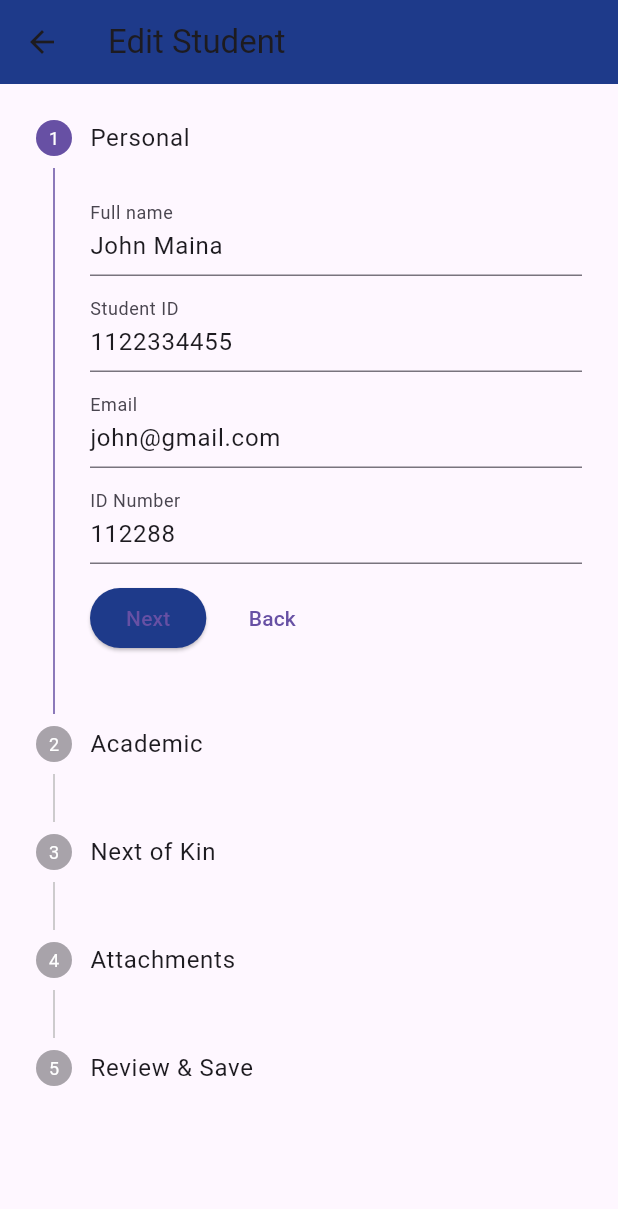
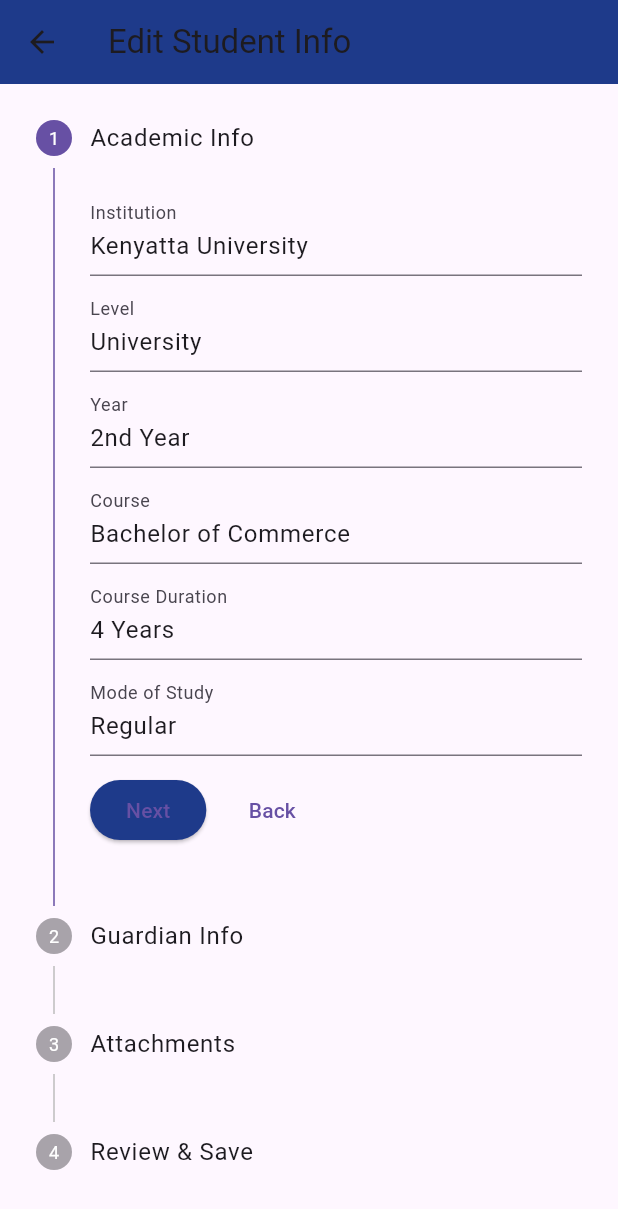
Before and after one commit to JMakoti/bursaconnect, a Flutter app: the Profile screen opened directly, after a tap on the "edit" icon, on a phone screen of 412 x 824 dp. Shown: the top 1209 px of the screen. Run offline on Flutter 3.47's test engine with Material 3 defaults, Android fonts, the phone set to English and light mode, and no system bars; our stand-ins replace cloud_firestore, firebase_auth, firebase_core, fluttertoast, image_picker, local_auth and 1 more; missing offline and left inert: local_auth_android, local_auth_darwin; accounts and stored records are empty.

Commit message:
fix : adjust user model

```diff
--- a/lib/Users/Screens/Profile/edit_profile.dart
+++ b/lib/Users/Screens/Profile/edit_profile.dart
@@ -1,9 +1,7 @@
-
-
 import 'package:flutter/material.dart';
 import '../../../core/colors/colors.dart';
-// import '../../Data/mock_student.dart';
 import '../../Models/student.dart';
+import '../../Services/profile_service.dart';
 
 class EditStudentStepperPage extends StatefulWidget {
   final Student initialStudent;
@@ -14,16 +12,10 @@ class EditStudentStepperPage extends StatefulWidget {
 }
 
 class _EditStudentStepperPageState extends State<EditStudentStepperPage> {
-  final _formKeys = List.generate(6, (_) => GlobalKey<FormState>());
+  final _formKeys = List.generate(4, (_) => GlobalKey<FormState>());
   int _currentStep = 0;
 
-  // controllers for personal
-  late TextEditingController _nameCtrl;
-  late TextEditingController _studentIdCtrl;
-  late TextEditingController _emailCtrl;
-  late TextEditingController _idNumberCtrl;
-
-  // controllers for academic
+  // Academic info controllers
   late TextEditingController _institutionCtrl;
   late TextEditingController _levelCtrl;
   late TextEditingController _yearCtrl;
@@ -31,16 +23,11 @@ class _EditStudentStepperPageState extends State<EditStudentStepperPage> {
   late TextEditingController _courseDurationCtrl;
   late TextEditingController _modeCtrl;
 
-  // next of kin
+  // Guardian info
   late TextEditingController _guardianNameCtrl;
   late TextEditingController _guardianPhoneCtrl;
 
-  // bursary
-  late TextEditingController _amountRequestedCtrl;
-  late TextEditingController _amountReceivedCtrl;
-  String _bursaryStatus = 'Pending';
-
-  // attachments: work on a mutable copy
+  // Attachments
   late List<Attachment> _attachments;
 
   @override
@@ -48,11 +35,7 @@ class _EditStudentStepperPageState extends State<EditStudentStepperPage> {
     super.initState();
     final s = widget.initialStudent;
 
-    _nameCtrl = TextEditingController(text: s.fullName);
-    _studentIdCtrl = TextEditingController(text: s.studentId);
-    _emailCtrl = TextEditingController(text: s.email);
-    _idNumberCtrl = TextEditingController(text: s.idNumber);
-
+    // Preload academic fields
     final edu = s.educationInfo;
     _institutionCtrl = TextEditingController(text: edu.institution);
     _levelCtrl = TextEditingController(text: edu.level);
@@ -61,26 +44,16 @@ class _EditStudentStepperPageState extends State<EditStudentStepperPage> {
     _courseDurationCtrl = TextEditingController(text: edu.courseDuration);
     _modeCtrl = TextEditingController(text: edu.modeOfStudy);
 
-    _guardianNameCtrl = TextEditingController(text: s.educationInfo == null ? '' : s.fullName); // fallback (if you have guardian fields in Student add them)
-    // If your Student model has guardian fields, replace the above with correct fields.
-    // For this code base, we didn't store guardian in Student; if you do, wire it here.
-    _guardianNameCtrl = TextEditingController(text: (s is dynamic && (s.guardianName ?? '') != '' ) ? s.guardianName ?? '' : '');
-    _guardianPhoneCtrl = TextEditingController(text: (s is dynamic && (s.guardianPhone ?? '') != '' ) ? s.guardianPhone ?? '' : '');
+    // Preload guardian
+    _guardianNameCtrl = TextEditingController(text: s.guardianName ?? '');
+    _guardianPhoneCtrl = TextEditingController(text: s.guardianPhone ?? '');
 
-    final b = s.bursaryInfo;
-    _amountRequestedCtrl = TextEditingController(text: b.amountRequested.toStringAsFixed(0));
-    _amountReceivedCtrl = TextEditingController(text: b.amountReceived.toStringAsFixed(0));
-    _bursaryStatus = b.status;
-
+    // Preload attachments
     _attachments = List.from(s.attachments);
   }
 
   @override
   void dispose() {
-    _nameCtrl.dispose();
-    _studentIdCtrl.dispose();
-    _emailCtrl.dispose();
-    _idNumberCtrl.dispose();
     _institutionCtrl.dispose();
     _levelCtrl.dispose();
     _yearCtrl.dispose();
@@ -89,22 +62,10 @@ class _EditStudentStepperPageState extends State<EditStudentStepperPage> {
     _modeCtrl.dispose();
     _guardianNameCtrl.dispose();
     _guardianPhoneCtrl.dispose();
-    _amountRequestedCtrl.dispose();
-    _amountReceivedCtrl.dispose();
     super.dispose();
   }
 
-  Color _statusToColor(String status) {
-    switch (status.toLowerCase()) {
-      case 'approved':
-        return Colors.green;
-      case 'rejected':
-        return Colors.red;
-      default:
-        return Colors.orangeAccent;
-    }
-  }
-
+  /// Add new attachment
   void _addAttachmentDialog() {
     final nameCtrl = TextEditingController();
     final fileTypeCtrl = TextEditingController();
@@ -116,18 +77,33 @@ class _EditStudentStepperPageState extends State<EditStudentStepperPage> {
         content: Column(
           mainAxisSize: MainAxisSize.min,
           children: [
-            TextField(controller: nameCtrl, decoration: const InputDecoration(labelText: 'File name')),
-            TextField(controller: fileTypeCtrl, decoration: const InputDecoration(labelText: 'File type (e.g. PDF, Image)')),
+            TextField(
+                controller: nameCtrl,
+                decoration:
+                    const InputDecoration(labelText: 'File name (e.g. ID.pdf)')),
+            TextField(
+                controller: fileTypeCtrl,
+                decoration:
+                    const InputDecoration(labelText: 'File type (PDF, Image)')),
           ],
         ),
         actions: [
-          TextButton(onPressed: () => Navigator.pop(context), child: const Text('Cancel')),
+          TextButton(
+              onPressed: () => Navigator.pop(context),
+              child: const Text('Cancel')),
           ElevatedButton(
-            style: ElevatedButton.styleFrom(backgroundColor: AppColors.primary),
+            style:
+                ElevatedButton.styleFrom(backgroundColor: AppColors.primary),
             onPressed: () {
               if (nameCtrl.text.trim().isNotEmpty) {
                 setState(() {
-                  _attachments.add(Attachment(name: nameCtrl.text.trim(), icon: Icons.insert_drive_file, fileType: fileTypeCtrl.text.trim().isEmpty ? 'File' : fileTypeCtrl.text.trim()));
+                  _attachments.add(Attachment(
+                    name: nameCtrl.text.trim(),
+                    icon: Icons.insert_drive_file,
+                    fileType: fileTypeCtrl.text.trim().isEmpty
+                        ? 'File'
+                        : fileTypeCtrl.text.trim(),
+                  ));
                 });
                 Navigator.pop(context);
               }
@@ -139,6 +115,7 @@ class _EditStudentStepperPageState extends State<EditStudentStepperPage> {
     );
   }
 
+  /// Handle step navigation
   void _onStepContinue() {
     final isLast = _currentStep == _steps().length - 1;
     final formOk = _formKeys[_currentStep].currentState?.validate() ?? true;
@@ -160,8 +137,30 @@ class _EditStudentStepperPageState extends State<EditStudentStepperPage> {
     }
   }
 
-  void _saveAndReturn() {
-    // build updated nested models and student
+  /// Save and return updated student object
+  // void _saveAndReturn() {
+  //   final updatedEdu = widget.initialStudent.educationInfo.copyWith(
+  //     institution: _institutionCtrl.text.trim(),
+  //     level: _levelCtrl.text.trim(),
+  //     year: _yearCtrl.text.trim(),
+  //     course: _courseCtrl.text.trim(),
+  //     courseDuration: _courseDurationCtrl.text.trim(),
+  //     modeOfStudy: _modeCtrl.text.trim(),
+  //   );
+
+  //   final updatedStudent = Student(
+  //     userId: widget.initialStudent.userId,
+  //     bursaryId: widget.initialStudent.bursaryId,
+  //     educationInfo: updatedEdu,
+  //     attachments: _attachments,
+  //     guardianName: _guardianNameCtrl.text.trim(),
+  //     guardianPhone: _guardianPhoneCtrl.text.trim(),
+  //   );
+
+  //   Navigator.pop(context, updatedStudent);
+  // }
+
+void _saveAndReturn() async {
   final updatedEdu = widget.initialStudent.educationInfo.copyWith(
     institution: _institutionCtrl.text.trim(),
     level: _levelCtrl.text.trim(),
@@ -171,42 +170,68 @@ class _EditStudentStepperPageState extends State<EditStudentStepperPage> {
     modeOfStudy: _modeCtrl.text.trim(),
   );
 
-    final updatedBursary = widget.initialStudent.bursaryInfo.copyWith(
-      amountRequested: double.tryParse(_amountRequestedCtrl.text.trim()) ?? widget.initialStudent.bursaryInfo.amountRequested,
-      amountReceived: double.tryParse(_amountReceivedCtrl.text.trim()) ?? widget.initialStudent.bursaryInfo.amountReceived,
-      status: _bursaryStatus,
-      statusColor: _statusToColor(_bursaryStatus),
+  final updatedStudent = Student(
+    userId: widget.initialStudent.userId,
+    bursaryId: widget.initialStudent.bursaryId,
+    educationInfo: updatedEdu,
+    attachments: _attachments,
+    guardianName: _guardianNameCtrl.text.trim(),
+    guardianPhone: _guardianPhoneCtrl.text.trim(),
   );
 
-    // If your Student model keeps guardian fields, adjust below accordingly.
-    // Building the new student from the available fields:
-    final updatedStudent = widget.initialStudent.copyWith(
-      fullName: _nameCtrl.text.trim(),
-      studentId: _studentIdCtrl.text.trim(),
-      email: _emailCtrl.text.trim(),
-      idNumber: _idNumberCtrl.text.trim(),
-      educationInfo: updatedEdu,
-      bursaryInfo: updatedBursary,
-      attachments: _attachments,
+  try {
+    final service = ProfileService();
+    await service.updateStudentProfile(updatedStudent);
+
+    if (mounted) {
+      ScaffoldMessenger.of(context).showSnackBar(
+        const SnackBar(content: Text('Profile updated successfully!')),
       );
-
       Navigator.pop(context, updatedStudent);
     }
+  } catch (e) {
+    ScaffoldMessenger.of(context).showSnackBar(
+      SnackBar(content: Text('Error updating profile: $e')),
+    );
+  }
+}
+
 
   List<Step> _steps() => [
         Step(
-          title: const Text('Personal'),
+          title: const Text('Academic Info'),
           content: Form(
             key: _formKeys[0],
             child: Column(
               children: [
-                TextFormField(controller: _nameCtrl, decoration: const InputDecoration(labelText: 'Full name'), validator: (v) => v == null || v.trim().isEmpty ? 'Required' : null),
+                TextFormField(
+                    controller: _institutionCtrl,
+                    decoration:
+                        const InputDecoration(labelText: 'Institution'),
+                    validator: (v) =>
+                        v == null || v.isEmpty ? 'Required' : null),
                 const SizedBox(height: 8),
-                TextFormField(controller: _studentIdCtrl, decoration: const InputDecoration(labelText: 'Student ID'), validator: (v) => v == null || v.trim().isEmpty ? 'Required' : null),
+                TextFormField(
+                    controller: _levelCtrl,
+                    decoration: const InputDecoration(labelText: 'Level')),
                 const SizedBox(height: 8),
-                TextFormField(controller: _emailCtrl, decoration: const InputDecoration(labelText: 'Email'), keyboardType: TextInputType.emailAddress, validator: (v) => v == null || v.trim().isEmpty ? 'Required' : null),
+                TextFormField(
+                    controller: _yearCtrl,
+                    decoration: const InputDecoration(labelText: 'Year')),
                 const SizedBox(height: 8),
-                TextFormField(controller: _idNumberCtrl, decoration: const InputDecoration(labelText: 'ID Number')),
+                TextFormField(
+                    controller: _courseCtrl,
+                    decoration: const InputDecoration(labelText: 'Course')),
+                const SizedBox(height: 8),
+                TextFormField(
+                    controller: _courseDurationCtrl,
+                    decoration:
+                        const InputDecoration(labelText: 'Course Duration')),
+                const SizedBox(height: 8),
+                TextFormField(
+                    controller: _modeCtrl,
+                    decoration:
+                        const InputDecoration(labelText: 'Mode of Study')),
               ],
             ),
           ),
@@ -215,20 +240,21 @@ class _EditStudentStepperPageState extends State<EditStudentStepperPage> {
         ),
 
         Step(
-          title: const Text('Academic'),
+          title: const Text('Guardian Info'),
           content: Form(
             key: _formKeys[1],
             child: Column(
               children: [
-                TextFormField(controller: _institutionCtrl, decoration: const InputDecoration(labelText: 'Institution'), validator: (v) => v == null || v.trim().isEmpty ? 'Required' : null),
+                TextFormField(
+                    controller: _guardianNameCtrl,
+                    decoration:
+                        const InputDecoration(labelText: 'Guardian Name')),
                 const SizedBox(height: 8),
-                TextFormField(controller: _courseCtrl, decoration: const InputDecoration(labelText: 'Course')),
-                const SizedBox(height: 8),
-                TextFormField(controller: _yearCtrl, decoration: const InputDecoration(labelText: 'Year')),
-                const SizedBox(height: 8),
-                TextFormField(controller: _courseDurationCtrl, decoration: const InputDecoration(labelText: 'Course Duration')),
-                const SizedBox(height: 8),
-                TextFormField(controller: _modeCtrl, decoration: const InputDecoration(labelText: 'Mode of Study')),
+                TextFormField(
+                    controller: _guardianPhoneCtrl,
+                    decoration:
+                        const InputDecoration(labelText: 'Guardian Phone'),
+                    keyboardType: TextInputType.phone),
               ],
             ),
           ),
@@ -237,39 +263,24 @@ class _EditStudentStepperPageState extends State<EditStudentStepperPage> {
         ),
 
         Step(
-          title: const Text('Next of Kin'),
+          title: const Text('Attachments'),
           content: Form(
             key: _formKeys[2],
             child: Column(
               children: [
-                TextFormField(controller: _guardianNameCtrl, decoration: const InputDecoration(labelText: 'Guardian name')),
-                const SizedBox(height: 8),
-                TextFormField(controller: _guardianPhoneCtrl, decoration: const InputDecoration(labelText: 'Guardian phone'), keyboardType: TextInputType.phone),
-              ],
-            ),
-          ),
-          isActive: _currentStep >= 2,
-          state: _currentStep > 2 ? StepState.complete : StepState.indexed,
-        ),
-
-
-
-        Step(
-          title: const Text('Attachments'),
-          content: Form(
-            key: _formKeys[4],
-            child: Column(
-              children: [
                 ElevatedButton.icon(
-                  style: ElevatedButton.styleFrom(backgroundColor: AppColors.primary),
+                  style: ElevatedButton.styleFrom(
+                      backgroundColor: AppColors.primary),
                   onPressed: _addAttachmentDialog,
                   icon: const Icon(Icons.add),
                   label: const Text('Add attachment'),
                 ),
-                const SizedBox(height: 8),
-                if (_attachments.isEmpty) const Text('No attachments yet'),
+                const SizedBox(height: 12),
+                if (_attachments.isEmpty)
+                  const Text('No attachments yet.'),
                 ListView.separated(
                   shrinkWrap: true,
+                  physics: const NeverScrollableScrollPhysics(),
                   itemCount: _attachments.length,
                   separatorBuilder: (_, __) => const Divider(),
                   itemBuilder: (_, i) {
@@ -284,40 +295,38 @@ class _EditStudentStepperPageState extends State<EditStudentStepperPage> {
                       ),
                     );
                   },
-                )
+                ),
               ],
             ),
           ),
-          isActive: _currentStep >= 4,
-          state: _currentStep > 4 ? StepState.complete : StepState.indexed,
+          isActive: _currentStep >= 2,
+          state: _currentStep > 2 ? StepState.complete : StepState.indexed,
         ),
 
         Step(
           title: const Text('Review & Save'),
           content: Form(
-            key: _formKeys[5],
+            key: _formKeys[3],
             child: Column(
               crossAxisAlignment: CrossAxisAlignment.start,
               children: [
-                const Text('Review changes below', style: TextStyle(fontWeight: FontWeight.bold)),
-                const SizedBox(height: 8),
-                Text('Name: ${_nameCtrl.text}'),
-                Text('Student ID: ${_studentIdCtrl.text}'),
-                Text('Email: ${_emailCtrl.text}'),
+                const Text('Review your details:',
+                    style:
+                        TextStyle(fontWeight: FontWeight.bold, fontSize: 16)),
                 const SizedBox(height: 8),
                 Text('Institution: ${_institutionCtrl.text}'),
                 Text('Course: ${_courseCtrl.text}'),
+                Text('Guardian: ${_guardianNameCtrl.text}'),
                 const SizedBox(height: 8),
-                Text('Amount requested: ${_amountRequestedCtrl.text}'),
-                Text('Status: $_bursaryStatus'),
-                const SizedBox(height: 8),
-                const Text('Attachments:', style: TextStyle(fontWeight: FontWeight.bold)),
-                ..._attachments.map((a) => Text('- ${a.name} (${a.fileType})')).toList(),
+                const Text('Attachments:',
+                    style:
+                        TextStyle(fontWeight: FontWeight.bold, fontSize: 15)),
+                ..._attachments.map((a) => Text('- ${a.name} (${a.fileType})')),
               ],
             ),
           ),
-          isActive: _currentStep >= 5,
-          state: _currentStep > 5 ? StepState.complete : StepState.indexed,
+          isActive: _currentStep >= 3,
+          state: _currentStep > 3 ? StepState.complete : StepState.indexed,
         ),
       ];
 
@@ -325,16 +334,15 @@ class _EditStudentStepperPageState extends State<EditStudentStepperPage> {
   Widget build(BuildContext context) {
     return Scaffold(
       appBar: AppBar(
-        title: const Text('Edit Student'),
+        title: const Text('Edit Student Info'),
         backgroundColor: AppColors.primary,
       ),
       body: Stepper(
         type: StepperType.vertical,
-        physics: const ClampingScrollPhysics(),
         currentStep: _currentStep,
         onStepContinue: _onStepContinue,
         onStepCancel: _onStepCancel,
-        onStepTapped: (step) => setState(() => _currentStep = step),
+        onStepTapped: (i) => setState(() => _currentStep = i),
         steps: _steps(),
         controlsBuilder: (context, details) {
           final isLast = _currentStep == _steps().length - 1;
@@ -343,12 +351,15 @@ class _EditStudentStepperPageState extends State<EditStudentStepperPage> {
             child: Row(
               children: [
                 ElevatedButton(
-                  style: ElevatedButton.styleFrom(backgroundColor: AppColors.primary),
+                  style: ElevatedButton.styleFrom(
+                      backgroundColor: AppColors.primary),
                   onPressed: details.onStepContinue,
                   child: Text(isLast ? 'Save' : 'Next'),
                 ),
                 const SizedBox(width: 12),
-                TextButton(onPressed: details.onStepCancel, child: const Text('Back')),
+                TextButton(
+                    onPressed: details.onStepCancel,
+                    child: const Text('Back')),
               ],
             ),
           );
--- a/lib/Users/Screens/Profile/profile.dart
+++ b/lib/Users/Screens/Profile/profile.dart
@@ -1,4 +1,3 @@
-// lib/screens/profile/profile.dart
 import 'package:flutter/material.dart';
 import '../../../core/colors/colors.dart';
 import '../../Data/mock_student.dart';
@@ -14,11 +13,15 @@ class Profile extends StatefulWidget {
 
 class _ProfileState extends State<Profile> {
   late Student student;
+  late Map<String, dynamic> user;
+  late Map<String, dynamic> bursary;
 
   @override
   void initState() {
     super.initState();
     student = mockStudent;
+    user = mockUser;
+    bursary = mockBursary;
   }
 
   void _openEditStepper() async {
@@ -48,20 +51,12 @@ class _ProfileState extends State<Profile> {
         backgroundColor: AppColors.primary,
         actions: [
           IconButton(
-  icon: const Icon(Icons.edit, color: AppColors.background),
-  onPressed: _openEditStepper,
-),
-
+            icon: const Icon(Icons.edit, color: AppColors.background),
+            onPressed: _openEditStepper,
+          ),
         ],
       ),
       body: _buildProfileTab(),
-      floatingActionButton: FloatingActionButton(
-        backgroundColor: AppColors.primary,
-        child: const Icon(Icons.add),
-        onPressed: () {
-          // optional: add quick action
-        },
-      ),
     );
   }
 
@@ -77,11 +72,11 @@ class _ProfileState extends State<Profile> {
           ),
           const SizedBox(height: 16),
           Text(
-            student.fullName,
+            user["fullName"],
             style: const TextStyle(fontSize: 22, fontWeight: FontWeight.bold),
           ),
           Text(
-            student.studentId,
+            user["email"],
             style: TextStyle(fontSize: 14, color: AppColors.secondaryText),
           ),
           const SizedBox(height: 24),
@@ -107,19 +102,15 @@ class _ProfileState extends State<Profile> {
       ),
       child: Column(
         children: [
-          _buildProfileRow(
-            Icons.school,
-            'Institution',
-            student.educationInfo.institution,
-          ),
+          _buildProfileRow(Icons.school, 'Institution', student.educationInfo.institution),
           const Divider(height: 24),
           _buildProfileRow(Icons.book, 'Course', student.educationInfo.course),
           const Divider(height: 24),
           _buildProfileRow(Icons.grade, 'Year', student.educationInfo.year),
           const Divider(height: 24),
-          _buildProfileRow(Icons.email, 'Email', student.email),
+          _buildProfileRow(Icons.person, 'Guardian', student.guardianName ?? 'N/A'),
           const Divider(height: 24),
-          _buildBursaryInfo(),
+          _buildProfileRow(Icons.phone, 'Guardian Phone', student.guardianPhone ?? 'N/A'),
           const Divider(height: 24),
           _buildDocumentsTab(),
         ],
@@ -136,69 +127,16 @@ class _ProfileState extends State<Profile> {
           child: Column(
             crossAxisAlignment: CrossAxisAlignment.start,
             children: [
-              Text(
-                label,
-                style: TextStyle(fontSize: 12, color: AppColors.secondaryText),
-              ),
+              Text(label,
+                  style: TextStyle(fontSize: 12, color: AppColors.secondaryText)),
               const SizedBox(height: 4),
-              Text(
-                value,
-                style: const TextStyle(
-                  fontSize: 15,
-                  fontWeight: FontWeight.w600,
-                ),
-              ),
+              Text(value,
+                  style: const TextStyle(
+                      fontSize: 15, fontWeight: FontWeight.w600)),
             ],
           ),
         ),
       ],
-    );
-  }
-
-  Widget _buildBursaryInfo() {
-    final bursary = student.bursaryInfo;
-    return Container(
-      padding: const EdgeInsets.all(12),
-      decoration: BoxDecoration(
-        color: AppColors.accent.withValues(alpha: 0.05),
-        borderRadius: BorderRadius.circular(12),
-      ),
-      child: Column(
-        crossAxisAlignment: CrossAxisAlignment.start,
-        children: [
-          const Text(
-            'Bursary Information',
-            style: TextStyle(fontSize: 18, fontWeight: FontWeight.bold),
-          ),
-          const SizedBox(height: 10),
-          _buildProfileRow(
-            Icons.attach_money,
-            'Amount Requested',
-            'Ksh ${bursary.amountRequested.toStringAsFixed(0)}',
-          ),
-          const SizedBox(height: 6),
-          _buildProfileRow(
-            Icons.payments,
-            'Amount Received',
-            'Ksh ${bursary.amountReceived.toStringAsFixed(0)}',
-          ),
-          const SizedBox(height: 6),
-          Row(
-            children: [
-              const Icon(Icons.info_outline, color: Colors.grey),
-              const SizedBox(width: 12),
-              Text(
-                bursary.status,
-                style: TextStyle(
-                  color: bursary.statusColor,
-                  fontSize: 15,
-                  fontWeight: FontWeight.w600,
-                ),
-              ),
-            ],
-          ),
-        ],
-      ),
     );
   }
 
```
Also changed, not shown: lib/Users/Data/mock_student.dart (+31 -15 lines), lib/Users/Models/student.dart (+11 -103 lines), lib/Users/Models/usermodel.dart (added, +34 -0 lines), lib/Users/Services/profile_service.dart (added, +108 -0 lines). Lines whose indentation alone changed are shown as unchanged.
